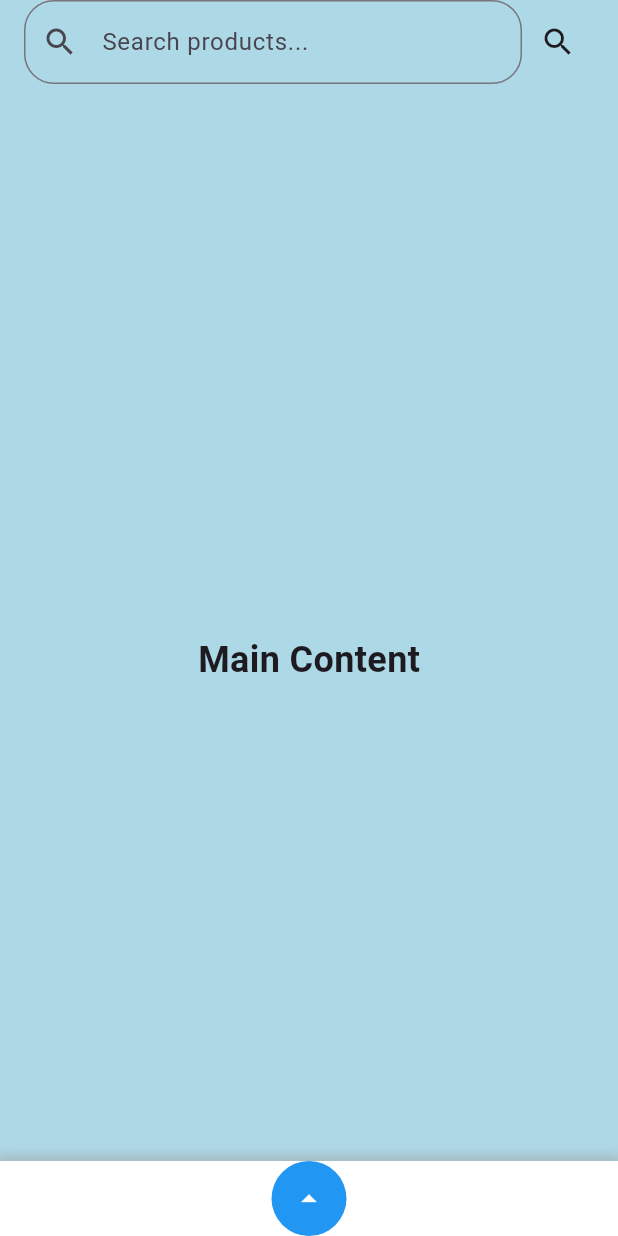
After one commit to Rickiard/MyWarrantiesLPEI, a Flutter app: the HomePage screen opened directly, after a tap on the "arrow drop up" icon, after a tap on the "arrow drop down" icon, on a phone screen of 412 x 824 dp. The commit adds this screen. Run offline on Flutter 3.47's test engine with Material 3 defaults, Android fonts, the phone set to English and light mode, and no system bars; our stand-ins replace cloud_firestore, cloud_functions, email_validator, firebase_auth, firebase_core, google_sign_in and 1 more; accounts and stored records are empty.

Commit message:
Tentativa de Barra Multifunções Colapsável;

```diff
--- a/mywarranties/lib/main.dart
+++ b/mywarranties/lib/main.dart
@@ -8,6 +8,7 @@ import 'firebase_options.dart';
 import 'login.dart';
 import 'register.dart';
 import 'package:shared_preferences/shared_preferences.dart';
+import 'multifunctionsBar.dart';
 
 // Inicialize o GoogleSignIn
 final GoogleSignIn _googleSignIn = GoogleSignIn(
--- /dev/null
+++ b/mywarranties/lib/multifunctionsBar.dart
@@ -0,0 +1,160 @@
+import 'package:flutter/material.dart';
+
+void main() {
+  runApp(MyApp());
+}
+
+class MyApp extends StatelessWidget {
+  @override
+  Widget build(BuildContext context) {
+    return MaterialApp(
+      debugShowCheckedModeBanner: false,
+      home: HomePage(),
+    );
+  }
+}
+
+class HomePage extends StatefulWidget {
+  @override
+  _HomePageState createState() => _HomePageState();
+}
+
+class _HomePageState extends State<HomePage> {
+  bool _isBottomBarCollapsed = true;
+
+  void _toggleBottomBar() {
+    setState(() {
+      _isBottomBarCollapsed = !_isBottomBarCollapsed;
+    });
+  }
+
+  @override
+  Widget build(BuildContext context) {
+    return Scaffold(
+      backgroundColor: Color(0xFFADD8E6), // Cor de fundo azul claro
+      appBar: AppBar(
+        backgroundColor: Colors.transparent,
+        elevation: 0,
+        title: Row(
+          children: [
+            Expanded(
+              child: TextField(
+                decoration: InputDecoration(
+                  hintText: "Search products...",
+                  border: OutlineInputBorder(
+                    borderRadius: BorderRadius.circular(20),
+                  ),
+                  prefixIcon: Icon(Icons.search),
+                ),
+              ),
+            ),
+            IconButton(
+              icon: Icon(Icons.search),
+              onPressed: () {},
+            ),
+          ],
+        ),
+      ),
+      body: Stack(
+        children: [
+          // Conteúdo principal
+          Column(
+            children: [
+              Expanded(
+                child: Center(
+                  child: Text(
+                    "Main Content",
+                    style: TextStyle(fontSize: 24, fontWeight: FontWeight.bold),
+                  ),
+                ),
+              ),
+            ],
+          ),
+          // Bottom Bar
+          Positioned(
+            bottom: 0,
+            left: 0,
+            right: 0,
+            child: AnimatedContainer(
+              duration: Duration(milliseconds: 300),
+              height: _isBottomBarCollapsed ? 50 : 100,
+              decoration: BoxDecoration(
+                color: Colors.white,
+                boxShadow: [
+                  BoxShadow(
+                    color: Colors.grey.withOpacity(0.5),
+                    spreadRadius: 2,
+                    blurRadius: 5,
+                    offset: Offset(0, -2),
+                  ),
+                ],
+              ),
+              child: _isBottomBarCollapsed
+                  ? Center(
+                      child: GestureDetector(
+                        onTap: _toggleBottomBar,
+                        child: Container(
+                          width: 50,
+                          height: 50,
+                          decoration: BoxDecoration(
+                            color: Colors.blue,
+                            borderRadius: BorderRadius.circular(100),
+                          ),
+                          child: Icon(
+                            Icons.arrow_drop_up,
+                            color: Colors.white,
+                          ),
+                        ),
+                      ),
+                    )
+                  : BottomBar(
+                      isCollapsed: _isBottomBarCollapsed,
+                      onToggle: _toggleBottomBar,
+                    ),
+            ),
+          ),
+        ],
+      ),
+    );
+  }
+}
+
+class BottomBar extends StatelessWidget {
+  final bool isCollapsed;
+  final VoidCallback onToggle;
+
+  BottomBar({required this.isCollapsed, required this.onToggle});
+
+  @override
+  Widget build(BuildContext context) {
+    return Row(
+      mainAxisAlignment: MainAxisAlignment.spaceEvenly,
+      children: [
+        IconButton(
+          icon: Icon(Icons.home),
+          onPressed: () {},
+        ),
+        IconButton(
+          icon: Icon(Icons.bar_chart),
+          onPressed: () {},
+        ),
+        IconButton(
+          icon: Icon(Icons.add_circle),
+          onPressed: () {},
+        ),
+        IconButton(
+          icon: Icon(Icons.filter_list),
+          onPressed: () {},
+        ),
+        IconButton(
+          icon: Icon(Icons.person),
+          onPressed: () {},
+        ),
+        IconButton(
+          icon: Icon(Icons.arrow_drop_down),
+          onPressed: onToggle,
+        ),
+      ],
+    );
+  }
+}
```
